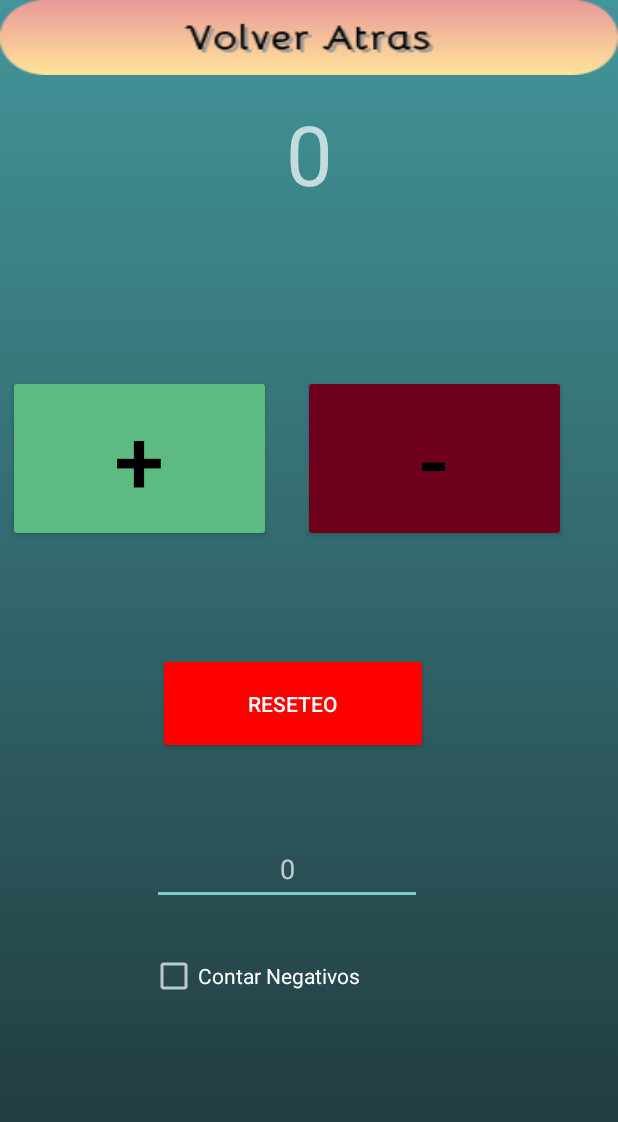
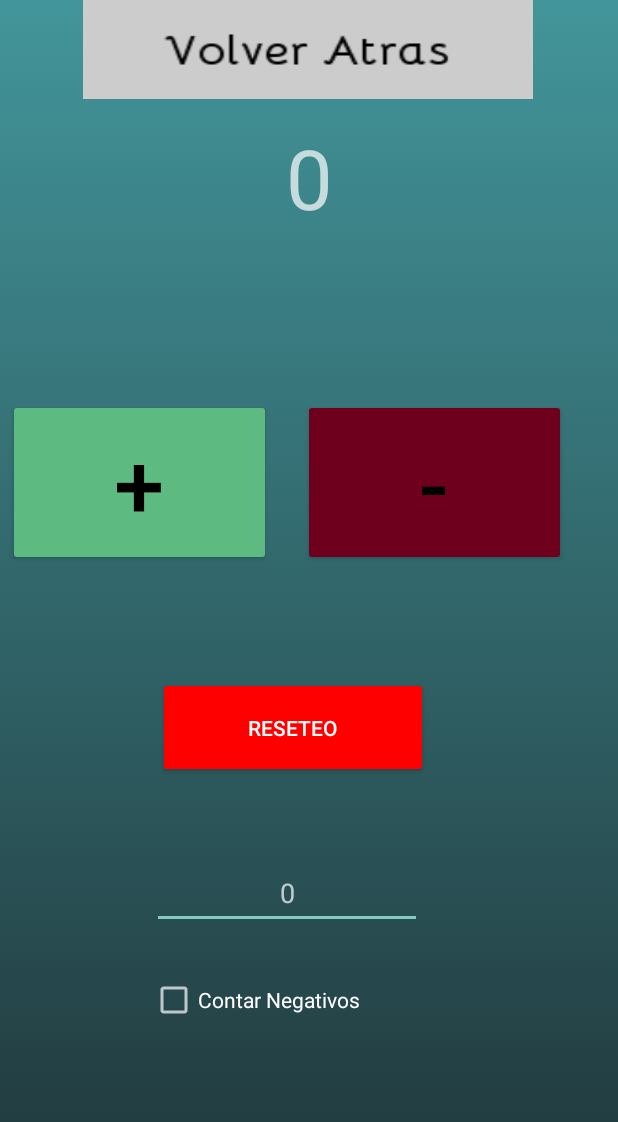
Before and after one commit to Giocruz36/Contador, an Android app: the MainActivity screen opened directly, with no data from a screen before it, on a phone screen of 412 x 824 dp. Shown: the top 1122 px of the screen. Run offline under Robolectric (Android 15) with nearby library versions, the phone set to English and light mode, and no system bars; 1 statement that could not run was skipped.

Commit message:
boton cerrar contador

```diff
--- a/app/src/main/res/layout-land/activity_calculadora.xml
+++ b/app/src/main/res/layout-land/activity_calculadora.xml
@@ -3,7 +3,7 @@
     xmlns:app="http://schemas.android.com/apk/res-auto"
     xmlns:tools="http://schemas.android.com/tools"
     android:layout_width="match_parent"
-    android:layout_height="wrap_content"
+    android:layout_height="match_parent"
     android:background="@color/white"
     android:orientation="vertical"
     android:weightSum="6"
@@ -11,6 +11,7 @@
 
     <include layout="@layout/menu_toolbar"
         android:id="@+id/menu_toolbar"/>
+
     <LinearLayout
         android:layout_width="fill_parent"
         android:layout_height="70dp"
--- a/app/src/main/res/layout-land/activity_main.xml
+++ b/app/src/main/res/layout-land/activity_main.xml
@@ -2,7 +2,7 @@
     xmlns:app="http://schemas.android.com/apk/res-auto"
     xmlns:tools="http://schemas.android.com/tools"
     android:layout_width="match_parent"
-    android:layout_height="wrap_content"
+    android:layout_height="match_parent"
     android:background="@drawable/degradado2"
     android:orientation="vertical"
     android:weightSum="6"
@@ -16,11 +16,12 @@
 
         <Button
             android:id="@+id/botonSalir2"
-            style = "@style/boton"
+            android:layout_width="350dp"
+            android:layout_height="95dp"
+            android:layout_marginStart="250dp"
             android:onClick="cerrar_cont"
-            android:background="@drawable/btn_volver_atras"
-            android:layout_height="wrap_content"
-            android:layout_width="match_parent"
+            android:background="@drawable/atras_contador"
+
             />
 
     </LinearLayout>
--- a/app/src/main/res/layout/activity_calculadora.xml
+++ b/app/src/main/res/layout/activity_calculadora.xml
@@ -3,7 +3,7 @@
     xmlns:app="http://schemas.android.com/apk/res-auto"
     xmlns:tools="http://schemas.android.com/tools"
     android:layout_width="match_parent"
-    android:layout_height="wrap_content"
+    android:layout_height="match_parent"
     android:background="@color/white"
     android:orientation="vertical"
     android:weightSum="6"
--- a/app/src/main/res/layout/activity_main.xml
+++ b/app/src/main/res/layout/activity_main.xml
@@ -1,7 +1,7 @@
 <LinearLayout xmlns:android="http://schemas.android.com/apk/res/android"
     xmlns:tools="http://schemas.android.com/tools"
     android:layout_width="match_parent"
-    android:layout_height="wrap_content"
+    android:layout_height="match_parent"
     android:background="@drawable/degradado"
     android:orientation="vertical"
     android:weightSum="6"
@@ -15,10 +15,11 @@
 
         <Button
             android:id="@+id/botonSalir"
+            android:layout_width="300dp"
+            android:layout_height="match_parent"
+            android:background="@drawable/atras_contador"
             android:onClick="cerrar_cont"
-            android:background="@drawable/btn_volver_atras"
-            android:layout_height="wrap_content"
-            android:layout_width="match_parent"/>
+            android:layout_marginStart="55dp"/>
 
     </LinearLayout>
 
```
Also changed, not shown: app/src/main/res/drawable/atras_contador.png (added).
